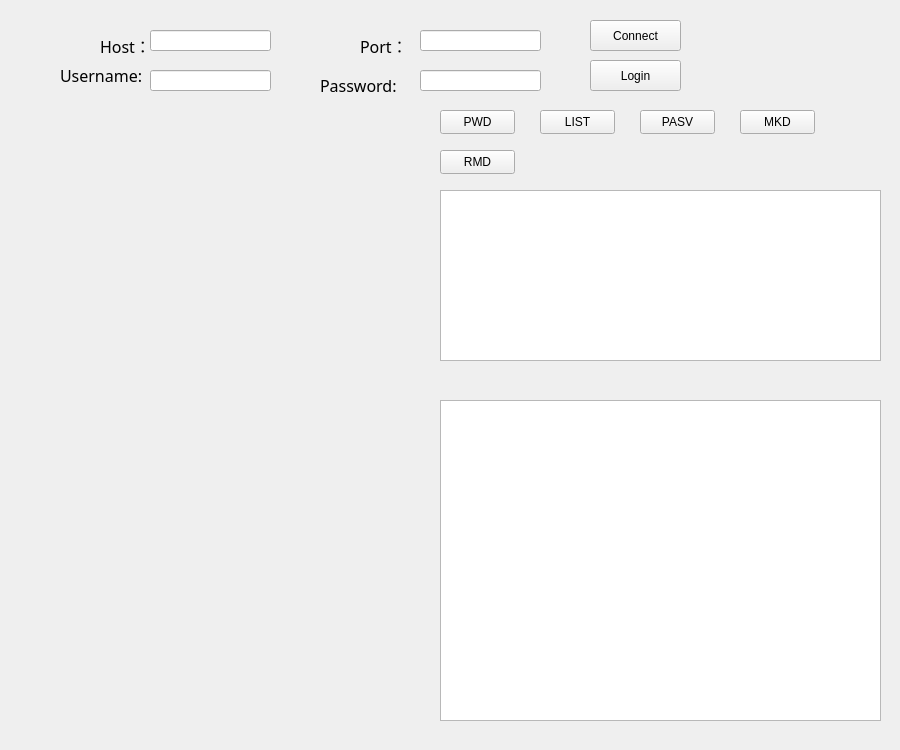
This is src/client_ui.ui in vv12138vv/VFtpClient as Qt 5 draws it before an edit. The edited form follows.
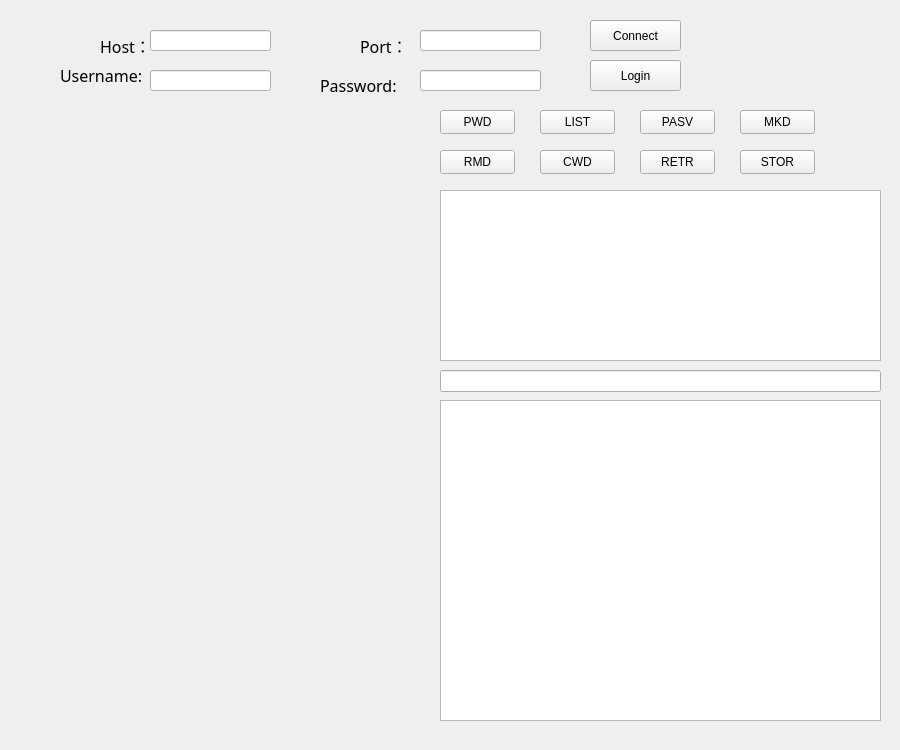
This is the edited form.

Patch:
```diff
--- a/src/client_ui.ui
+++ b/src/client_ui.ui
@@ -214,19 +214,6 @@
     </rect>
    </property>
   </widget>
-  <widget class="QLabel" name="serverPathLabel">
-   <property name="geometry">
-    <rect>
-     <x>440</x>
-     <y>370</y>
-     <width>81</width>
-     <height>21</height>
-    </rect>
-   </property>
-   <property name="text">
-    <string/>
-   </property>
-  </widget>
   <widget class="QPushButton" name="MKDtestBtn">
    <property name="geometry">
     <rect>
@@ -253,6 +240,55 @@
     <string>RMD</string>
    </property>
   </widget>
+  <widget class="QPushButton" name="CWDTestBtn">
+   <property name="geometry">
+    <rect>
+     <x>540</x>
+     <y>150</y>
+     <width>75</width>
+     <height>24</height>
+    </rect>
+   </property>
+   <property name="text">
+    <string>CWD</string>
+   </property>
+  </widget>
+  <widget class="QPushButton" name="RETRtestBtn">
+   <property name="geometry">
+    <rect>
+     <x>640</x>
+     <y>150</y>
+     <width>75</width>
+     <height>24</height>
+    </rect>
+   </property>
+   <property name="text">
+    <string>RETR</string>
+   </property>
+  </widget>
+  <widget class="QLineEdit" name="serverPathBar">
+   <property name="geometry">
+    <rect>
+     <x>440</x>
+     <y>370</y>
+     <width>441</width>
+     <height>22</height>
+    </rect>
+   </property>
+  </widget>
+  <widget class="QPushButton" name="STORtestBtn">
+   <property name="geometry">
+    <rect>
+     <x>740</x>
+     <y>150</y>
+     <width>75</width>
+     <height>24</height>
+    </rect>
+   </property>
+   <property name="text">
+    <string>STOR</string>
+   </property>
+  </widget>
  </widget>
  <resources/>
  <connections/>
```
